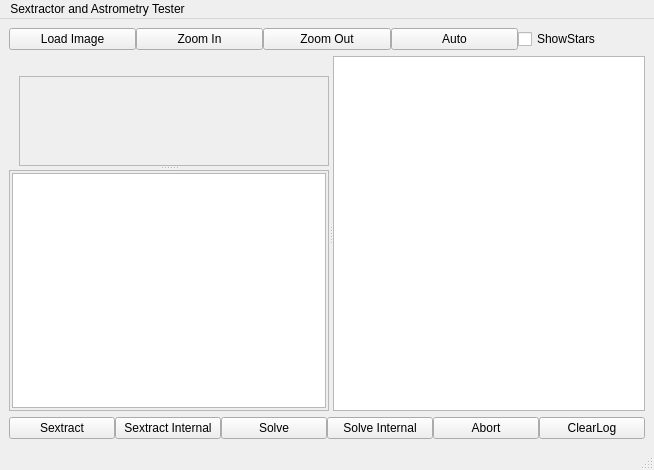
Old version of the form mainwindow.ui in the repository rlancaste/stellarsolver.
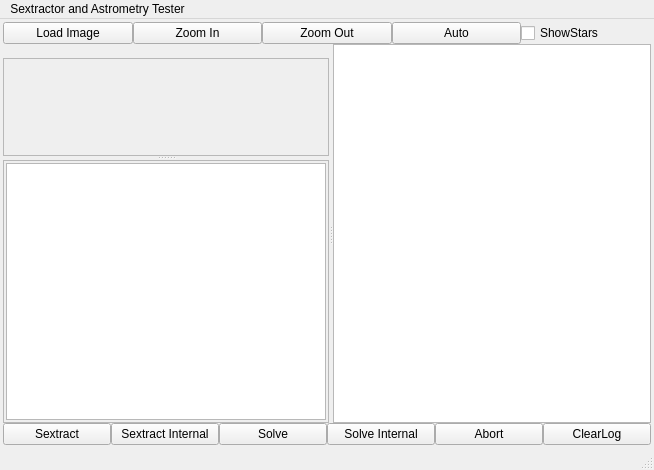
New version of the form. Custom widgets are drawn as their Qt base class.

The edit to the form file:
```diff
--- a/mainwindow.ui
+++ b/mainwindow.ui
@@ -10,6 +10,11 @@
     <height>470</height>
    </rect>
   </property>
+  <property name="font">
+   <font>
+    <kerning>true</kerning>
+   </font>
+  </property>
   <property name="windowTitle">
    <string>Sextractor - Astrometry Tester</string>
   </property>
@@ -21,6 +26,21 @@
     </sizepolicy>
    </property>
    <layout class="QVBoxLayout" name="verticalLayout">
+    <property name="spacing">
+     <number>0</number>
+    </property>
+    <property name="leftMargin">
+     <number>3</number>
+    </property>
+    <property name="topMargin">
+     <number>3</number>
+    </property>
+    <property name="rightMargin">
+     <number>3</number>
+    </property>
+    <property name="bottomMargin">
+     <number>3</number>
+    </property>
     <item>
      <layout class="QHBoxLayout" name="horizontalLayout_2">
       <property name="spacing">
@@ -77,8 +97,11 @@
        </property>
        <widget class="QWidget" name="verticalLayoutWidget">
         <layout class="QVBoxLayout" name="verticalLayout_2">
+         <property name="spacing">
+          <number>0</number>
+         </property>
          <property name="leftMargin">
-          <number>10</number>
+          <number>0</number>
          </property>
          <item>
           <widget class="QLabel" name="fileNameDisplay">
@@ -100,8 +123,8 @@
              <rect>
               <x>0</x>
               <y>0</y>
-              <width>302</width>
-              <height>72</height>
+              <width>320</width>
+              <height>78</height>
              </rect>
             </property>
             <layout class="QGridLayout" name="gridLayout_2">
@@ -136,8 +159,8 @@
           <rect>
            <x>0</x>
            <y>0</y>
-           <width>313</width>
-           <height>189</height>
+           <width>322</width>
+           <height>191</height>
           </rect>
          </property>
          <property name="sizePolicy">
```
Left out of the diff: 6 changed lines with no effect on the pictures.
